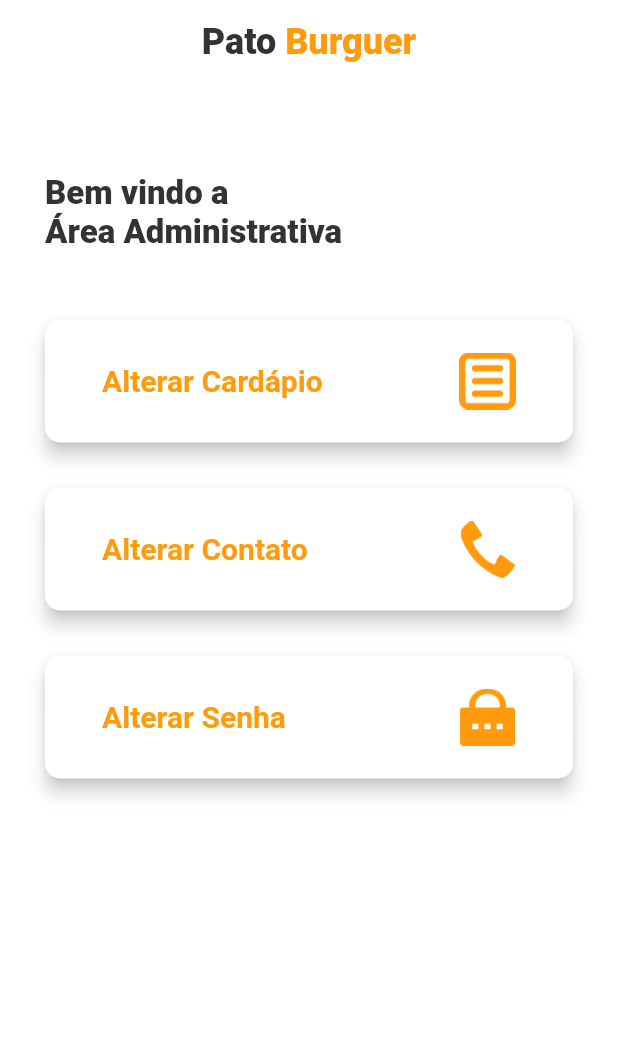
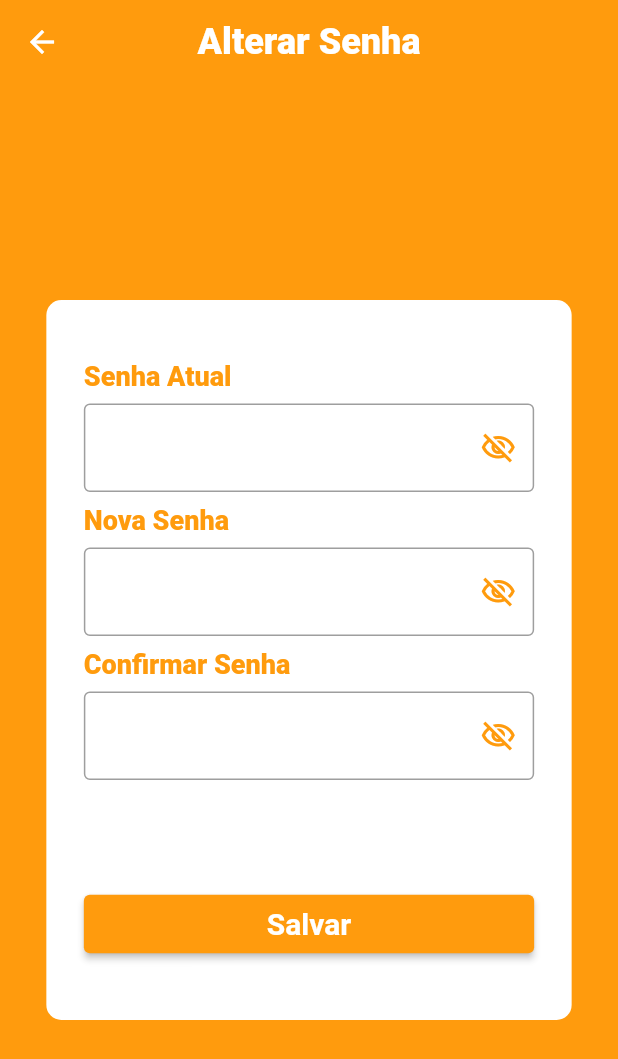
Before and after one commit to leojgpereira/pato-burguer-adm, a Flutter app: the screen it shows once a user with an empty profile is signed in, after a tap on "Alterar Senha", on a phone screen of 412 x 824 dp. Shown: the top 1059 px of the screen. Run offline on Flutter 3.47's test engine with Material 2 defaults, Android fonts, the phone set to English and light mode, and no system bars; our stand-ins replace firebase_auth, firebase_core; accounts and stored records are empty.

Commit message:
Estrutura a tela e a lógica de alteração de senha do usuário

```diff
--- a/lib/pato_burguer_admin.dart
+++ b/lib/pato_burguer_admin.dart
@@ -1,5 +1,5 @@
 import 'package:flutter/material.dart';
-
+import 'package:patoburguer_admin/screens/tela_altera_senha.dart';
 import 'components/auth_check.dart';
 
 class PatoBurguerAdminApp extends StatelessWidget {
@@ -14,6 +14,7 @@ class PatoBurguerAdminApp extends StatelessWidget {
       initialRoute: '/',
       routes: {
         '/': (context) => AuthCheck(),
+        '/alterar-senha': (context) => TelaAlteraSenha(),
       },
     );
   }
--- /dev/null
+++ b/lib/screens/tela_altera_senha.dart
@@ -0,0 +1,220 @@
+import 'package:flutter/cupertino.dart';
+import 'package:flutter/material.dart';
+import 'package:patoburguer_admin/models/auth_exception.dart';
+import 'package:patoburguer_admin/services/auth_service.dart';
+import 'package:provider/src/provider.dart';
+
+class TelaAlteraSenha extends StatelessWidget {
+  const TelaAlteraSenha({Key? key}) : super(key: key);
+
+  @override
+  Widget build(BuildContext context) {
+    return Scaffold(
+      backgroundColor: Theme.of(context).primaryColor,
+      appBar: AppBar(
+        backgroundColor: Theme.of(context).primaryColor,
+        elevation: 0.0,
+        centerTitle: true,
+        title: Text(
+          'Alterar Senha',
+          style: TextStyle(
+            fontSize: 24.0,
+            fontWeight: FontWeight.w900,
+          ),
+        ),
+      ),
+      body: SafeArea(
+        child: Center(
+          child: SingleChildScrollView(
+            padding: EdgeInsets.symmetric(vertical: 25.0),
+            child: Container(
+              width: (MediaQuery.of(context).size.width * 0.85),
+              padding: EdgeInsets.symmetric(vertical: 40.0, horizontal: 25.0),
+              decoration: BoxDecoration(
+                color: Colors.white,
+                borderRadius: BorderRadius.circular(10.0),
+              ),
+              child: FormularioAlteracaoSenha(),
+            ),
+          ),
+        ),
+      ),
+    );
+  }
+}
+
+class FormularioAlteracaoSenha extends StatefulWidget {
+  const FormularioAlteracaoSenha({Key? key}) : super(key: key);
+
+  @override
+  _FormularioAlteracaoSenhaState createState() =>
+      _FormularioAlteracaoSenhaState();
+}
+
+class _FormularioAlteracaoSenhaState extends State<FormularioAlteracaoSenha> {
+  final _formKey = GlobalKey<FormState>();
+
+  TextEditingController _senhaAtual = TextEditingController();
+  TextEditingController _novaSenha = TextEditingController();
+  TextEditingController _confirmacaoSenha = TextEditingController();
+
+  @override
+  Widget build(BuildContext context) {
+    return Form(
+      key: _formKey,
+      child: Column(
+        mainAxisSize: MainAxisSize.min,
+        children: [
+          CampoSenha(
+            label: 'Senha Atual',
+            controller: _senhaAtual,
+            validator: (value) {
+              if (value == null || value.isEmpty) {
+                return "Insira sua senha atual";
+              }
+            },
+          ),
+          CampoSenha(
+            label: 'Nova Senha',
+            controller: _novaSenha,
+            validator: (value) {
+              if (value == null || value.isEmpty) {
+                return "Insira sua nova senha";
+              } else if (value != _confirmacaoSenha.text &&
+                  _confirmacaoSenha.text.isNotEmpty) {
+                return "Senhas diferentes";
+              } else if (value.length < 6) {
+                return "Deve conter pelo menos 6 caracteres";
+              }
+            },
+          ),
+          CampoSenha(
+            label: 'Confirmar Senha',
+            controller: _confirmacaoSenha,
+            validator: (value) {
+              if (value == null || value.isEmpty) {
+                return "Confirme sua nova senha";
+              } else if (value != _novaSenha.text &&
+                  _novaSenha.text.isNotEmpty) {
+                return "Senhas diferentes";
+              }
+            },
+          ),
+          SizedBox(
+            height: 64.0,
+          ),
+          ElevatedButton(
+            onPressed: () async {
+              await _updatePassword(context);
+            },
+            child: Text(
+              'Salvar',
+              style: TextStyle(
+                fontSize: 20.0,
+                fontWeight: FontWeight.w700,
+              ),
+            ),
+            style: ElevatedButton.styleFrom(
+              padding: EdgeInsets.all(8.0),
+              primary: Theme.of(context).primaryColor,
+              minimumSize: Size(
+                double.infinity,
+                20.0,
+              ),
+            ),
+          )
+        ],
+      ),
+    );
+  }
+
+  Future<void> _updatePassword(BuildContext context) async {
+    if (_formKey.currentState!.validate()) {
+      late String feedbackMessage;
+
+      try {
+        await context
+            .read<AuthService>()
+            .updatePassword(_senhaAtual.text, _novaSenha.text)
+            .then((value) {
+          Navigator.pop(context);
+          feedbackMessage = "Senha alterada com sucesso!";
+        });
+      } on AuthException catch (e) {
+        feedbackMessage = e.message;
+      }
+
+      final feedbackAlteracaoSenha = SnackBar(
+        content: Text(
+          feedbackMessage,
+          textAlign: TextAlign.center,
+        ),
+        duration: Duration(seconds: 5),
+      );
+
+      ScaffoldMessenger.of(context).showSnackBar(feedbackAlteracaoSenha);
+    }
+  }
+}
+
+class CampoSenha extends StatefulWidget {
+  final String label;
+  TextEditingController controller;
+  bool textInvisible = true;
+  final Function validator;
+
+  CampoSenha({
+    Key? key,
+    required this.label,
+    required this.controller,
+    required this.validator,
+  }) : super(key: key);
+
+  @override
+  _CampoSenhaState createState() => _CampoSenhaState();
+}
+
+class _CampoSenhaState extends State<CampoSenha> {
+  @override
+  Widget build(BuildContext context) {
+    return Column(
+      crossAxisAlignment: CrossAxisAlignment.start,
+      children: [
+        Text(
+          widget.label,
+          style: TextStyle(
+            fontSize: 18.0,
+            fontWeight: FontWeight.w900,
+            color: Theme.of(context).primaryColor,
+          ),
+        ),
+        Padding(
+          padding: const EdgeInsets.symmetric(vertical: 8.0),
+          child: TextFormField(
+            controller: widget.controller,
+            obscureText: widget.textInvisible,
+            decoration: InputDecoration(
+              suffixIcon: IconButton(
+                onPressed: () {
+                  setState(() {
+                    widget.textInvisible = !widget.textInvisible;
+                  });
+                },
+                icon: Icon(
+                  widget.textInvisible
+                      ? Icons.visibility_off_outlined
+                      : Icons.visibility_outlined,
+                  color: Theme.of(context).primaryColor,
+                ),
+              ),
+              border: OutlineInputBorder(),
+            ),
+            validator: (value) {
+              return widget.validator(value);
+            },
+          ),
+        ),
+      ],
+    );
+  }
+}
--- a/lib/screens/tela_inicio.dart
+++ b/lib/screens/tela_inicio.dart
@@ -62,7 +62,9 @@ class TelaInicio extends StatelessWidget {
                 Botao(
                   texto: 'Alterar Senha',
                   icone: 'assets/images/icons/alterar_senha.png',
-                  callback: () {},
+                  callback: () {
+                    Navigator.pushNamed(context, '/alterar-senha');
+                  },
                 ),
               ],
             ),
```
Also changed, not shown: lib/services/auth_service.dart (+37 -0 lines).
